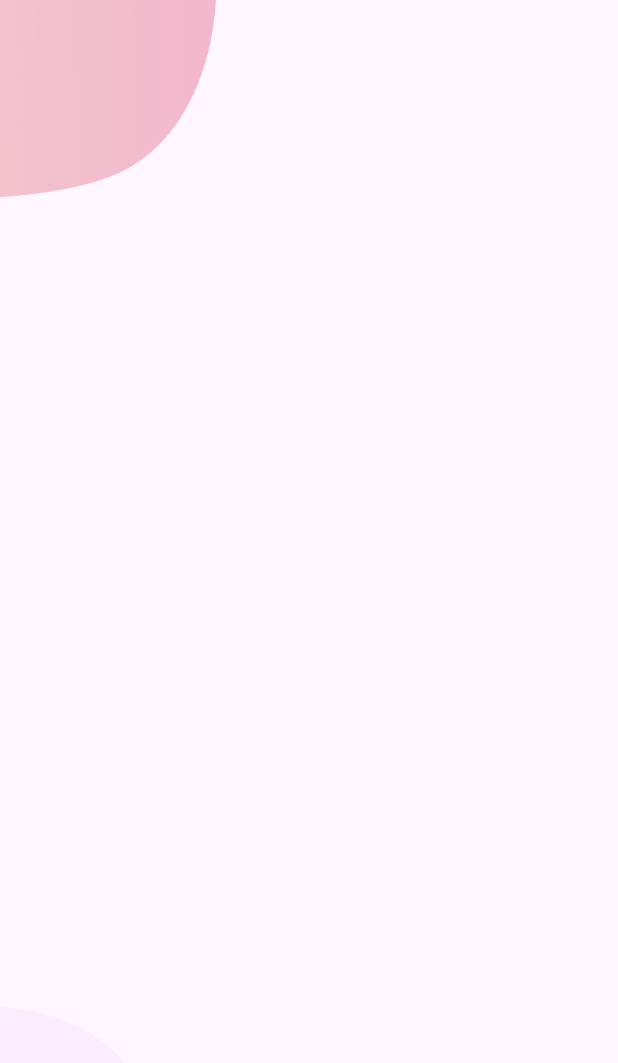
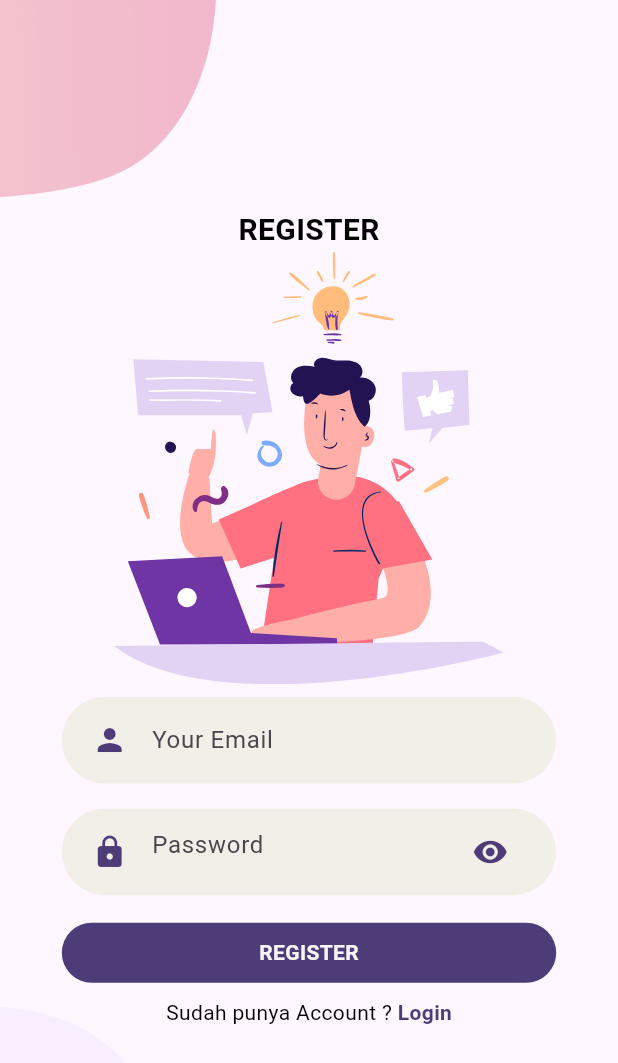
Before and after one commit to lazuardh/presensi_app, a Flutter app: the LoginScreen screen opened by its route, after a tap on "Register", on a phone screen of 412 x 824 dp. Shown: the top 1063 px of the screen. Run offline on Flutter 3.47's test engine with Material 2 defaults, Android fonts, the phone set to English and light mode, and no system bars; our stand-ins replace firebase_core, flutter_svg, introduction_screen; accounts and stored records are empty.

Commit message:
added pages register

```diff
--- a/lib/presentation/pages/login/components/body.dart
+++ b/lib/presentation/pages/login/components/body.dart
@@ -1,13 +1,16 @@
 import 'package:flutter/material.dart';
+import 'package:flutter_application_1/presentation/pages/login/components/or_divider.dart';
 import 'package:flutter_application_1/presentation/routes/name_routes.dart';
 import 'package:flutter_application_1/presentation/utilities/colors.dart';
 import 'package:flutter_application_1/presentation/utilities/text_styles.dart';
 import 'package:flutter_svg/flutter_svg.dart';
 
+import '../../../widgets/already_have_account.dart';
+import '../../../widgets/rounded_password_field.dart';
+import '../../../widgets/rounded_text_field.dart';
 import '../../welcome/components/rounded_button.dart';
 import 'background.dart';
-import 'rounded_password_field.dart';
-import 'rounded_text_field.dart';
+import 'soca_icon.dart';
 
 class Body extends StatelessWidget {
   const Body({
@@ -45,23 +48,30 @@ class Body extends StatelessWidget {
               backgroundColor: darkPurple,
               textColor: white,
             ),
+            AlreadyHaveAccount(
+              login: true,
+              onPress: () => Navigator.pushNamedAndRemoveUntil(
+                context,
+                RouteName.register,
+                (route) => false,
+              ),
+            ),
+            const OrDivider(),
             Row(
               mainAxisAlignment: MainAxisAlignment.center,
               children: [
-                Text(
-                  "Tidak punya Account ? ",
-                  style: text4(dark, regular),
+                SociaIcon(
+                  onPress: () {},
+                  socaIcon: "assets/icons/facebook.svg",
                 ),
-                GestureDetector(
-                  onTap: () => Navigator.pushNamed(
-                    context,
-                    RouteName.register,
-                  ),
-                  child: Text(
-                    "Register",
-                    style: text4(darkPurple, bold),
-                  ),
+                SociaIcon(
+                  socaIcon: "assets/icons/google-plus.svg",
+                  onPress: () {},
                 ),
+                SociaIcon(
+                  socaIcon: "assets/icons/twitter.svg",
+                  onPress: () {},
+                )
               ],
             )
           ],
--- /dev/null
+++ b/lib/presentation/pages/login/components/or_divider.dart
@@ -0,0 +1,38 @@
+import 'package:flutter/material.dart';
+import 'package:flutter_application_1/presentation/utilities/colors.dart';
+import 'package:flutter_application_1/presentation/utilities/text_styles.dart';
+
+class OrDivider extends StatelessWidget {
+  const OrDivider({super.key});
+
+  @override
+  Widget build(BuildContext context) {
+    Size size = MediaQuery.of(context).size;
+    return Container(
+      margin: EdgeInsets.symmetric(vertical: size.height * 0.02),
+      width: size.width * 0.8,
+      child: Row(
+        children: [
+          buildDivider(),
+          Padding(
+            padding: const EdgeInsets.all(8.0),
+            child: Text(
+              "OR",
+              style: text4(dark, bold),
+            ),
+          ),
+          buildDivider(),
+        ],
+      ),
+    );
+  }
+}
+
+Expanded buildDivider() {
+  return const Expanded(
+    child: Divider(
+      color: dark,
+      height: 1.5,
+    ),
+  );
+}
--- /dev/null
+++ b/lib/presentation/pages/login/components/soca_icon.dart
@@ -0,0 +1,36 @@
+import 'package:flutter/material.dart';
+import 'package:flutter_svg/svg.dart';
+
+import '../../../utilities/colors.dart';
+
+class SociaIcon extends StatelessWidget {
+  const SociaIcon({
+    super.key,
+    required this.socaIcon,
+    required this.onPress,
+  });
+
+  final String socaIcon;
+  final Function() onPress;
+
+  @override
+  Widget build(BuildContext context) {
+    return GestureDetector(
+      onTap: onPress,
+      child: Container(
+        padding: const EdgeInsets.all(20),
+        decoration: BoxDecoration(
+            border: Border.all(
+              color: white,
+              width: 2,
+            ),
+            shape: BoxShape.circle),
+        child: SvgPicture.asset(
+          socaIcon,
+          width: 20,
+          height: 20,
+        ),
+      ),
+    );
+  }
+}
--- a/lib/presentation/pages/register/components/body.dart
+++ b/lib/presentation/pages/register/components/body.dart
@@ -1,4 +1,12 @@
 import 'package:flutter/material.dart';
+import 'package:flutter_application_1/presentation/pages/welcome/components/rounded_button.dart';
+import 'package:flutter_application_1/presentation/routes/name_routes.dart';
+import 'package:flutter_application_1/presentation/utilities/colors.dart';
+import 'package:flutter_application_1/presentation/utilities/text_styles.dart';
+import 'package:flutter_application_1/presentation/widgets/already_have_account.dart';
+import 'package:flutter_application_1/presentation/widgets/rounded_password_field.dart';
+import 'package:flutter_application_1/presentation/widgets/rounded_text_field.dart';
+import 'package:flutter_svg/flutter_svg.dart';
 
 import 'background.dart';
 
@@ -10,7 +18,39 @@ class Body extends StatelessWidget {
     Size size = MediaQuery.of(context).size;
     return Background(
       child: Column(
-        children: [],
+        mainAxisAlignment: MainAxisAlignment.center,
+        children: [
+          Text(
+            "REGISTER",
+            style: text1(dark, bold),
+          ),
+          SvgPicture.asset(
+            "assets/icons/signup.svg",
+            height: size.height * 0.35,
+          ),
+          RoundedTextField(
+            hintText: "Your Email",
+            onChanged: (value) {},
+          ),
+          RoundedPasswordFiled(
+            textHint: "Password",
+            onChanged: (value) {},
+          ),
+          RoundedButton(
+            text: "REGISTER",
+            onPress: () {},
+            backgroundColor: darkPurple,
+            textColor: white,
+          ),
+          AlreadyHaveAccount(
+            login: false,
+            onPress: () => Navigator.pushNamedAndRemoveUntil(
+              context,
+              RouteName.login,
+              (route) => false,
+            ),
+          )
+        ],
       ),
     );
   }
--- a/lib/presentation/routes/name_routes.dart
+++ b/lib/presentation/routes/name_routes.dart
@@ -3,5 +3,5 @@ abstract class RouteName {
   static const welcome = '/welcome';
   static const login = '/login';
   static const register = '/register';
-  static const homeScreen = '/home';
+  static const home = '/home';
 }
--- a/lib/presentation/routes/page_routes.dart
+++ b/lib/presentation/routes/page_routes.dart
@@ -12,6 +12,6 @@ class AppPage {
     RouteName.welcome: (context) => const WelcomeScreen(),
     RouteName.login: (context) => const LoginScreen(),
     RouteName.register: (context) => const RegisterScreen(),
-    RouteName.homeScreen: (context) => const HomeScreen(),
+    RouteName.home: (context) => const HomeScreen(),
   };
 }
--- /dev/null
+++ b/lib/presentation/widgets/already_have_account.dart
@@ -0,0 +1,35 @@
+import 'package:flutter/material.dart';
+
+import '../utilities/colors.dart';
+import '../utilities/text_styles.dart';
+
+class AlreadyHaveAccount extends StatelessWidget {
+  const AlreadyHaveAccount({
+    super.key,
+    this.login = true,
+    required this.onPress,
+  });
+
+  final bool login;
+  final Function() onPress;
+
+  @override
+  Widget build(BuildContext context) {
+    return Row(
+      mainAxisAlignment: MainAxisAlignment.center,
+      children: [
+        Text(
+          login ? "Tidak punya Account ? " : "Sudah punya Account ? ",
+          style: text4(dark, regular),
+        ),
+        GestureDetector(
+          onTap: onPress,
+          child: Text(
+            login ? "Register" : "Login",
+            style: text4(darkPurple, bold),
+          ),
+        ),
+      ],
+    );
+  }
+}
--- a/lib/presentation/pages/login/components/rounded_password_field.dart
+++ b/lib/presentation/widgets/rounded_password_field.dart
@@ -1,7 +1,7 @@
 import 'package:flutter/material.dart';
 
-import '../../../utilities/colors.dart';
-import 'text_filed_container.dart';
+import '../pages/login/components/text_filed_container.dart';
+import '../utilities/colors.dart';
 
 class RoundedPasswordFiled extends StatelessWidget {
   const RoundedPasswordFiled({
--- a/lib/presentation/pages/login/components/rounded_text_field.dart
+++ b/lib/presentation/widgets/rounded_text_field.dart
@@ -1,7 +1,7 @@
 import 'package:flutter/material.dart';
 
-import '../../../utilities/colors.dart';
-import 'text_filed_container.dart';
+import '../pages/login/components/text_filed_container.dart';
+import '../utilities/colors.dart';
 
 class RoundedTextField extends StatelessWidget {
   const RoundedTextField({
```
